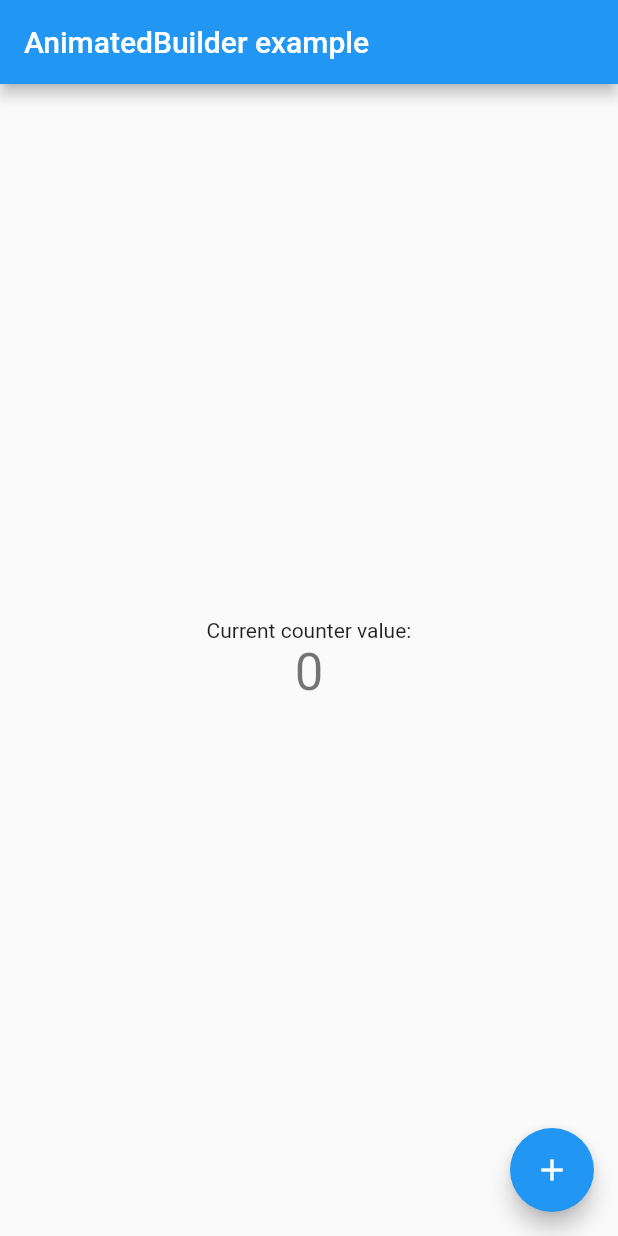
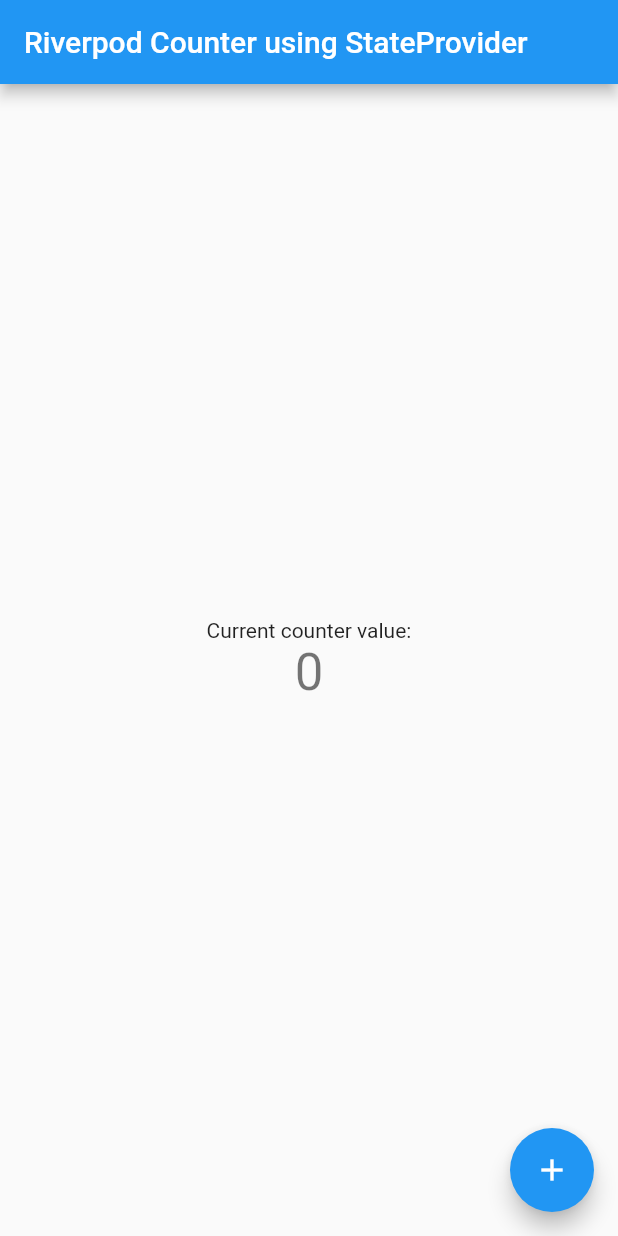
Before and after one commit to BenBtg/flutter_counter, a Flutter app: the screen it shows after launch, on a phone screen of 412 x 824 dp. Run offline on Flutter 3.47's test engine with Material 2 defaults, Android fonts, the phone set to English and light mode, and no system bars; our stand-ins replace flutter_riverpod.

Commit message:
Updated title text

```diff
--- a/lib/main.dart
+++ b/lib/main.dart
@@ -42,7 +42,8 @@ class MyApp extends ConsumerWidget {
     final counter = ref.read(counterProvider.notifier);
     return MaterialApp(
       home: Scaffold(
-        appBar: AppBar(title: const Text('AnimatedBuilder example')),
+        appBar:
+            AppBar(title: const Text('Riverpod Counter using StateProvider')),
         body: const CounterBody(),
         floatingActionButton: FloatingActionButton(
           onPressed: () => counter.state++,
```
